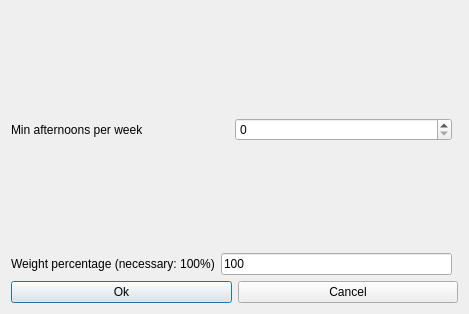
Old version of the form fet/src/interface/modifyconstraintstudentsminafternoonsperweekform_template.ui in the repository vonmecheln/fet.
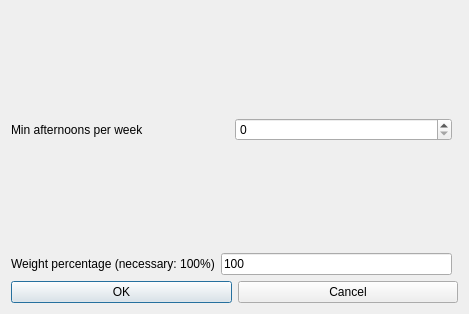
New version of the form.

```diff
--- a/fet/src/interface/modifyconstraintstudentsminafternoonsperweekform_template.ui
+++ b/fet/src/interface/modifyconstraintstudentsminafternoonsperweekform_template.ui
@@ -58,7 +58,7 @@
      <item>
       <widget class="QPushButton" name="okPushButton">
        <property name="text">
-        <string>Ok</string>
+        <string>OK</string>
        </property>
       </widget>
      </item>
```
